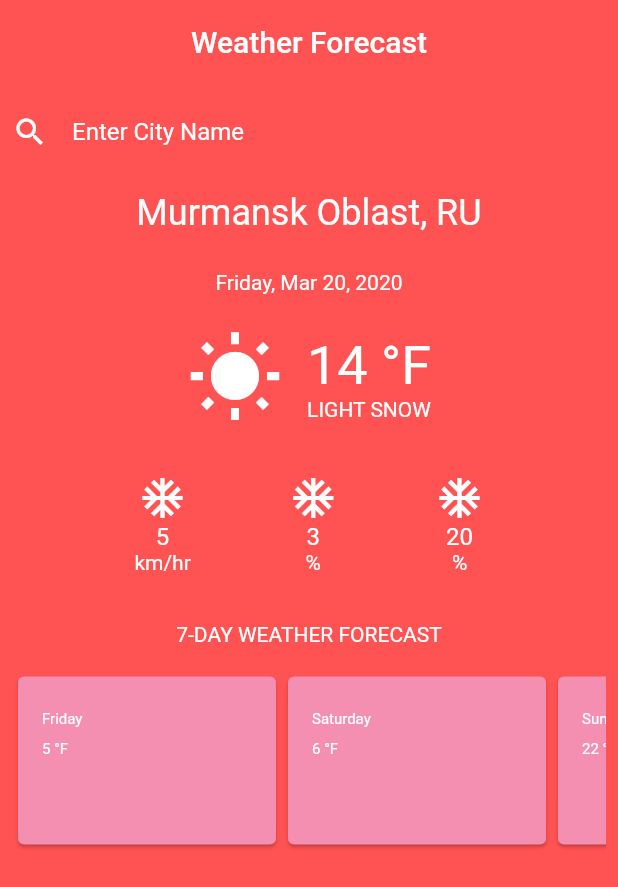
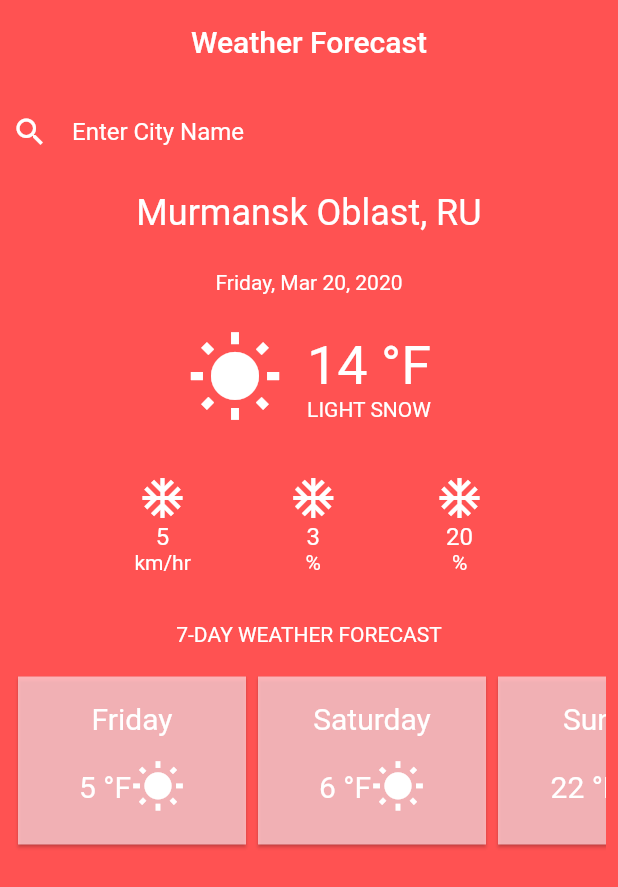
Before and after one commit to miller7777777/hometask03, a Flutter app: the screen it shows after launch, on a phone screen of 412 x 824 dp. Shown: the top 887 px of the screen. Run offline on Flutter 3.47's test engine with Material 2 defaults, Android fonts, the light colour scheme and no system bars.

Commit message:
Task complit;

```diff
--- a/lib/main.dart
+++ b/lib/main.dart
@@ -95,7 +95,7 @@ Widget _myListView() {
     width: double.infinity,
     // width: 300,
     child: ListView.builder(
-      itemExtent: 180,
+      itemExtent: 160,
       scrollDirection: Axis.horizontal,
       shrinkWrap: true,
       itemCount: items.length,
@@ -121,21 +121,53 @@ class BottomDetailItem extends StatelessWidget {
   @override
   Widget build(BuildContext context) {
     return Card(
-      // color: Color(0xffe57373),
-      color: Colors.pink[200],
-      child: ListTile(
-        title: Text(
-          '${daysOfWeek[index]}',
-          style: TextStyle(color: Colors.white, fontSize: 10.0),
+        shape: RoundedRectangleBorder(
+          // side: BorderSide(color: Colors.white70, width: 1),
+          borderRadius: BorderRadius.circular(0),
         ),
-        subtitle: Text(
-          '${temp[index]} °F',
-          style: TextStyle(color: Colors.white, fontSize: 10.0),
-        ),
-        // leading: Icon(Icons.insert_photo, color: Colors.red),
-        // trailing: Icon(Icons.keyboard_arrow_left),
-      ),
-    );
+        // color: Color(0xffe57373),
+        color: Color(0xffffcdd2).withOpacity(0.8),
+        // color: Colors.pink[200],
+        // color: Colors.red[200],
+        // color: Colors.transparent,
+        child: Container(
+          child: Column(
+            mainAxisAlignment: MainAxisAlignment.center,
+            // crossAxisAlignment: CrossAxisAlignment.center,
+            children: [
+              Padding(
+                padding: const EdgeInsets.only(
+                    top: 4.0, left: 8.0, right: 8.0, bottom: 8.0),
+                child: Row(
+                  mainAxisAlignment: MainAxisAlignment.center,
+                  children: [
+                    Text(
+                      '${daysOfWeek[index]}',
+                      style: TextStyle(color: Colors.white, fontSize: 20.0),
+                    ),
+                  ],
+                ),
+              ),
+              Padding(
+                padding: const EdgeInsets.all(8.0),
+                child: Row(
+                  mainAxisAlignment: MainAxisAlignment.center,
+                  children: [
+                    Text(
+                      '${temp[index]} °F',
+                      style: TextStyle(color: Colors.white, fontSize: 20.0),
+                    ),
+                    Icon(
+                      Icons.wb_sunny,
+                      color: Colors.white,
+                      size: 36.0,
+                    )
+                  ],
+                ),
+              ),
+            ],
+          ),
+        ));
   }
 }
 
```
